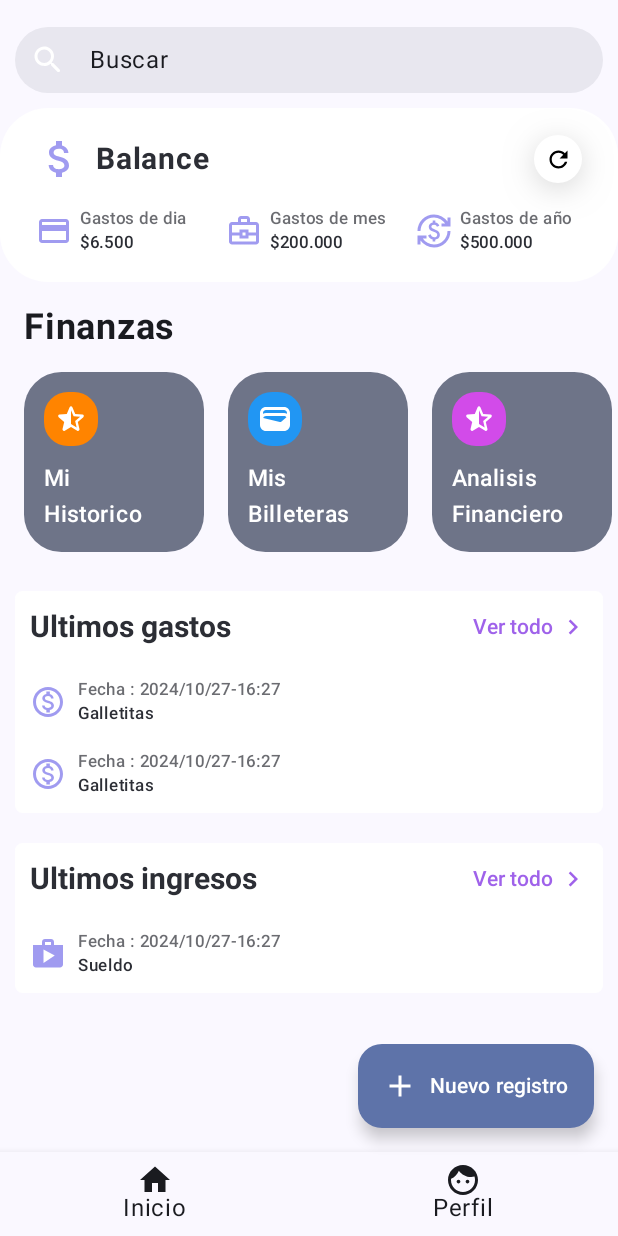
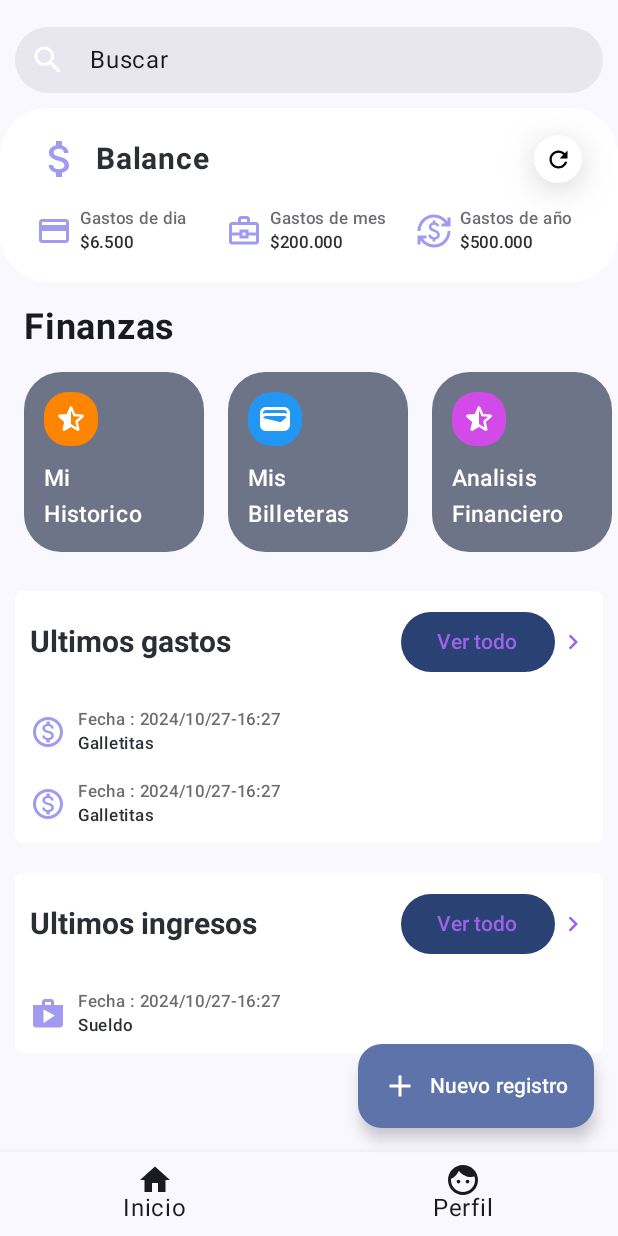
Before and after one commit to fabian3117/DinnerApp, an Android app built with Jetpack Compose: the screen it shows after launch (MainActivity), on a phone screen of 412 x 824 dp. Run offline under Robolectric (Android 15) with nearby library versions, the phone set to English and light mode, and no system bars; our stand-ins replace Room's generated code.

```diff
--- a/app/src/main/java/com/example/dinnercontroler/components/newUI/dataUI/UISecondSeccion.kt
+++ b/app/src/main/java/com/example/dinnercontroler/components/newUI/dataUI/UISecondSeccion.kt
@@ -19,18 +19,27 @@ import androidx.compose.material.ExperimentalMaterialApi
 import androidx.compose.material.icons.Icons
 import androidx.compose.material.icons.filled.Shop
 import androidx.compose.material.icons.outlined.MonetizationOn
+import androidx.compose.material3.Button
 import androidx.compose.material3.Card
 import androidx.compose.material3.CardDefaults
+import androidx.compose.material3.ExperimentalMaterial3Api
 import androidx.compose.material3.Icon
 import androidx.compose.material3.MaterialTheme
 import androidx.compose.material3.Surface
 import androidx.compose.material3.Text
+import androidx.compose.material3.rememberModalBottomSheetState
 import androidx.compose.runtime.Composable
+import androidx.compose.runtime.getValue
+import androidx.compose.runtime.mutableStateOf
+import androidx.compose.runtime.remember
+import androidx.compose.runtime.rememberCoroutineScope
+import androidx.compose.runtime.setValue
 import androidx.compose.ui.Alignment
 import androidx.compose.ui.Modifier
 import androidx.compose.ui.graphics.Color
 import androidx.compose.ui.res.painterResource
 import androidx.compose.ui.res.stringResource
+import androidx.compose.ui.text.LinkAnnotation
 import androidx.compose.ui.text.font.FontWeight
 import androidx.compose.ui.tooling.preview.Preview
 import androidx.compose.ui.unit.dp
@@ -46,6 +55,7 @@ import com.example.dinnercontroler.ui.theme.ColorSurface
 import com.example.dinnercontroler.ui.theme.ColorTextAction
 import com.example.dinnercontroler.ui.theme.ColorTextPrimary
 import com.example.dinnercontroler.ui.theme.ColorTextPrimaryVariant
+import kotlinx.coroutines.launch
 
 //@Preview(showBackground = true)
 @Composable
@@ -218,21 +228,30 @@ fun GastoElemento(data: DataRegisters = DataRegisterTest, modifier: Modifier = M
 }
 
 //@Preview
+@OptIn(ExperimentalMaterial3Api::class)
 @Composable
 private fun ActionText(
     modifier: Modifier = Modifier
 ) {
+    val sheetState = rememberModalBottomSheetState()
+    val scope = rememberCoroutineScope()
+    var showBottomSheet by remember { mutableStateOf(false) }
+
+    scope.launch {  }
     Row(
         modifier = modifier,
         verticalAlignment = Alignment.CenterVertically,
         horizontalArrangement = Arrangement.spacedBy(2.dp)
     ) {
+        Button(onClick = { /*TODO*/ }) {
             Text(
                 text = "Ver todo",
                 style = MaterialTheme.typography.titleSmall,
                 color = ColorTextAction,
                 fontWeight = FontWeight.Medium
             )
+
+        }
         Icon(
             painter = painterResource(id = R.drawable.ic_arrow_right),
             contentDescription = null,
--- a/app/src/main/res/values/strings.xml
+++ b/app/src/main/res/values/strings.xml
@@ -5,4 +5,6 @@
     <string name="finanzas">Finanzas</string>
     <string name="last_charge">Ultimos gastos</string>
     <string name="last_entry">Ultimos ingresos</string>
+    <string name="short_shortcut_new_register">Nuevo Gasto</string>
+    <string name="short_shortcut_new_registerDs">Nuevo registro deshabilitado</string>
 </resources>
```
Also changed, not shown: app/src/main/res/xml/shortcuts.xml (+17 -0 lines). Lines whose indentation alone changed are shown as unchanged.
